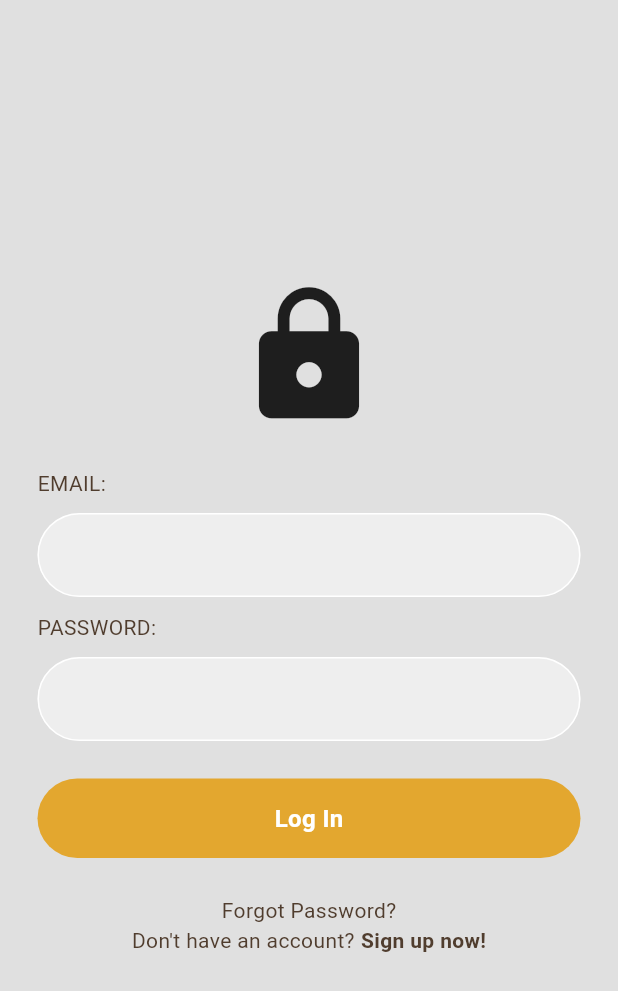
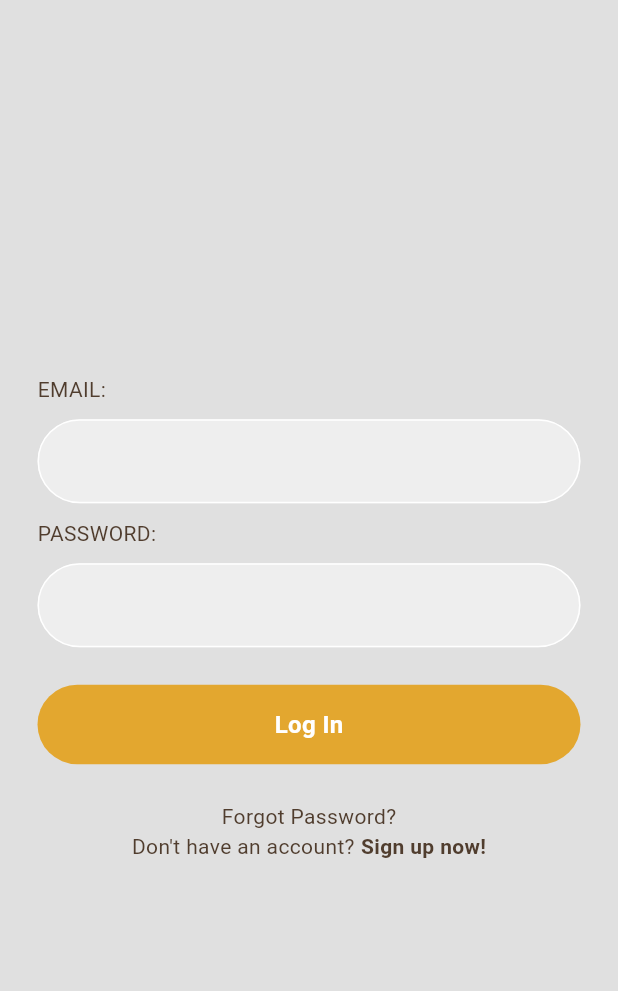
Before and after one commit to JaredOquindo/SeatSmart, a Flutter app: the screen it shows after launch, on a phone screen of 412 x 824 dp. Shown: the top 991 px of the screen. Run offline on Flutter 3.47's test engine with Material 3 defaults, Android fonts, the phone set to English and light mode, and no system bars; our stand-ins replace firebase_auth, firebase_core; accounts and stored records are empty.

Commit message:
Update Files

```diff
--- a/seatsmart/lib/pages/login_page.dart
+++ b/seatsmart/lib/pages/login_page.dart
@@ -1,9 +1,17 @@
+/* Authored by: Jared Oquindo
+Company: LuminaTech
+Project: SeatSmart
+Feature: [SESM-002] Login Page
+  User Inputs their Email and Password to Log in the application
+ */
+
 // ignore_for_file: use_build_context_synchronously
-
 import 'package:firebase_auth/firebase_auth.dart';
 import 'package:flutter/material.dart';
 import 'package:modernlogintute/components/my_button.dart';
 import 'package:modernlogintute/components/my_textfield.dart';
+import 'package:modernlogintute/components/square_tile.dart';
+import 'home_page.dart';
 import 'user_type.dart';
 
 class LoginPage extends StatefulWidget {
@@ -42,6 +50,9 @@ class _LoginPageState extends State<LoginPage> {
       password: passwordController.text,
     );
       Navigator.pop(context);
+      Navigator.push(
+      context,
+      MaterialPageRoute(builder: (context) => HomePage()));
     } on FirebaseAuthException catch (e) {
       Navigator.pop(context);
       // show error message
@@ -71,21 +82,13 @@ class _LoginPageState extends State<LoginPage> {
   Widget build(BuildContext context) {
     return Scaffold(
       backgroundColor: Colors.grey[300],
-      body: SafeArea(
-        child: Center(
+      body: Stack(
+        children: [
+          Center(
             child: SingleChildScrollView(
               child: Column(
                 mainAxisAlignment: MainAxisAlignment.center,
                 children: [
-
-                // logo
-                const Icon(
-                  Icons.lock,
-                  size: 100,
-                ),
-
-                const SizedBox(height: 25),
-
 
                   const Padding(
                     padding: EdgeInsets.symmetric(horizontal: 25.0),
@@ -180,6 +183,7 @@ class _LoginPageState extends State<LoginPage> {
               ),
             ),
           ),
+        ],
       ),
     );
   }
```
Also changed, not shown: seatsmart/lib/pages/home_page.dart (+7 -0 lines), seatsmart/lib/pages/register_page.dart (+10 -9 lines), seatsmart/lib/pages/user_type.dart (+7 -0 lines), seatsmart/lib/images/SESM.png (added), seatsmart/lib/images/apple.png (deleted), seatsmart/lib/images/google.png (deleted), seatsmart/lib/images/logo-seat.png (added). Lines whose indentation alone changed are shown as unchanged.
